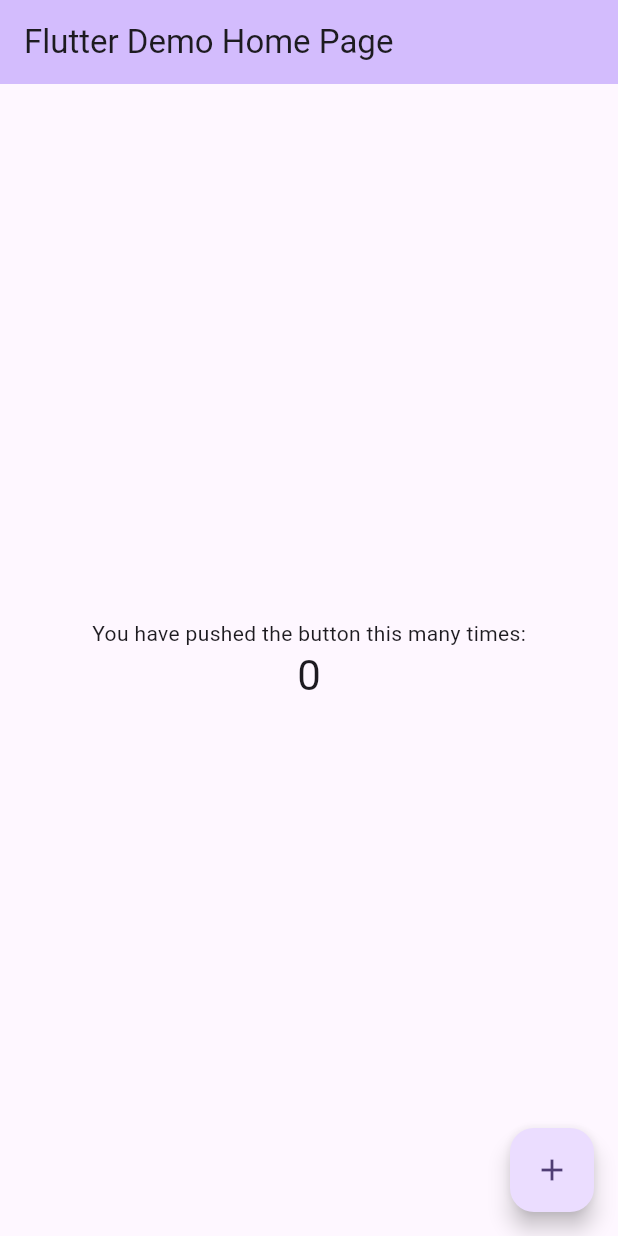
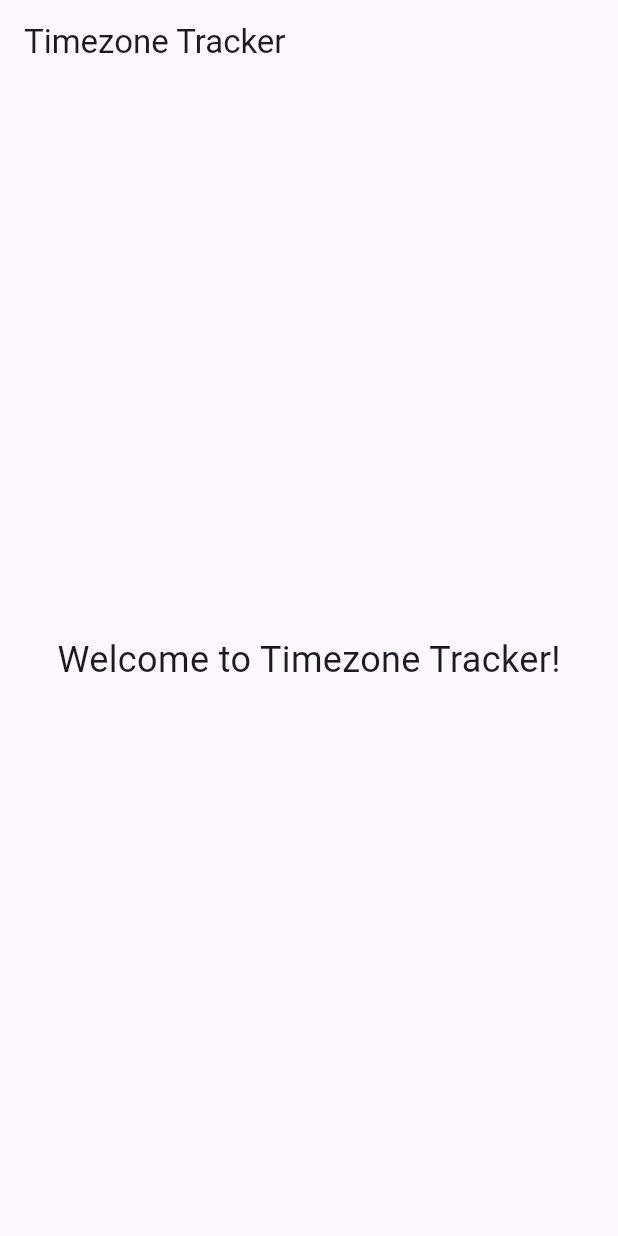
Before and after one commit to reo-duque/timezone_tracker, a Flutter app: the screen it shows after launch, on a phone screen of 412 x 824 dp. Run offline on Flutter 3.47's test engine with Material 3 defaults, Android fonts, the phone set to English and light mode, and no system bars.

Commit message:
setup finished

```diff
--- a/timezone_tracker/lib/main.dart
+++ b/timezone_tracker/lib/main.dart
@@ -1,37 +1,29 @@
 import 'package:flutter/material.dart';
+import 'package:flutter_localizations/flutter_localizations.dart';
+import 'screens/home_screen.dart';
 
 void main() {
-  runApp(const MyApp());
+  runApp(TimezoneTracker());
 }
 
-class MyApp extends StatelessWidget {
-  const MyApp({super.key});
-
+class TimezoneTracker extends StatelessWidget {
   // This widget is the root of your application.
   @override
   Widget build(BuildContext context) {
     return MaterialApp(
-      title: 'Flutter Demo',
+      title: 'Timezone Tracker',
       theme: ThemeData(
-        // This is the theme of your application.
-        //
-        // TRY THIS: Try running your application with "flutter run". You'll see
-        // the application has a purple toolbar. Then, without quitting the app,
-        // try changing the seedColor in the colorScheme below to Colors.green
-        // and then invoke "hot reload" (save your changes or press the "hot
-        // reload" button in a Flutter-supported IDE, or press "r" if you used
-        // the command line to start the app).
-        //
-        // Notice that the counter didn't reset back to zero; the application
-        // state is not lost during the reload. To reset the state, use hot
-        // restart instead.
-        //
-        // This works for code too, not just values: Most code changes can be
-        // tested with just a hot reload.
-        colorScheme: ColorScheme.fromSeed(seedColor: Colors.deepPurple),
-        useMaterial3: true,
+        primarySwatch: Colors.blue,
       ),
-      home: const MyHomePage(title: 'Flutter Demo Home Page'),
+      home: HomeScreen(),
+      supportedLocales: [
+        const Locale('en', ''), // English, no country code
+      ],
+      localizationsDelegates: [
+        GlobalMaterialLocalizations.delegate,
+        GlobalWidgetsLocalizations.delegate,
+        GlobalCupertinoLocalizations.delegate,
+      ],
     );
   }
 }
--- /dev/null
+++ b/timezone_tracker/lib/screens/home_screen.dart
@@ -0,0 +1,23 @@
+import 'package:flutter/material.dart';
+
+class HomeScreen extends StatelessWidget {
+  @override
+  Widget build(BuildContext context) {
+    return Scaffold(
+      appBar: AppBar(
+        title: Text('Timezone Tracker'),
+      ),
+      body: Center(
+        child: Column(
+          mainAxisAlignment: MainAxisAlignment.center,
+          children: <Widget>[
+            Text(
+              'Welcome to Timezone Tracker!',
+              style: TextStyle(fontSize: 24),
+            ),
+          ],
+        ),
+      ),
+    );
+  }
+}
```
Also changed, not shown: timezone_tracker/pubspec.yaml (+48 -49 lines), timezone_tracker/pubspec.lock.
